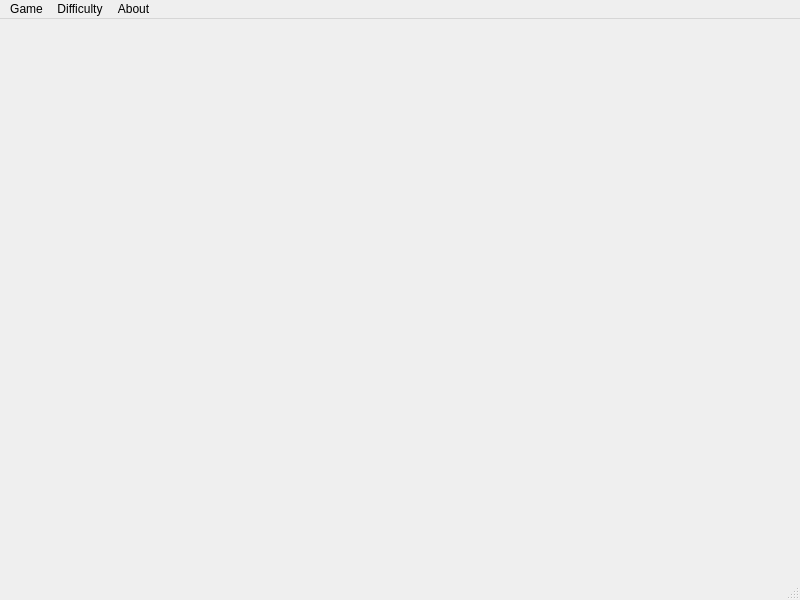
Before: the Qt Designer form src/slidingpuzzlegui.ui in MateuszBryla/qt_puzzle, drawn with Qt 5.
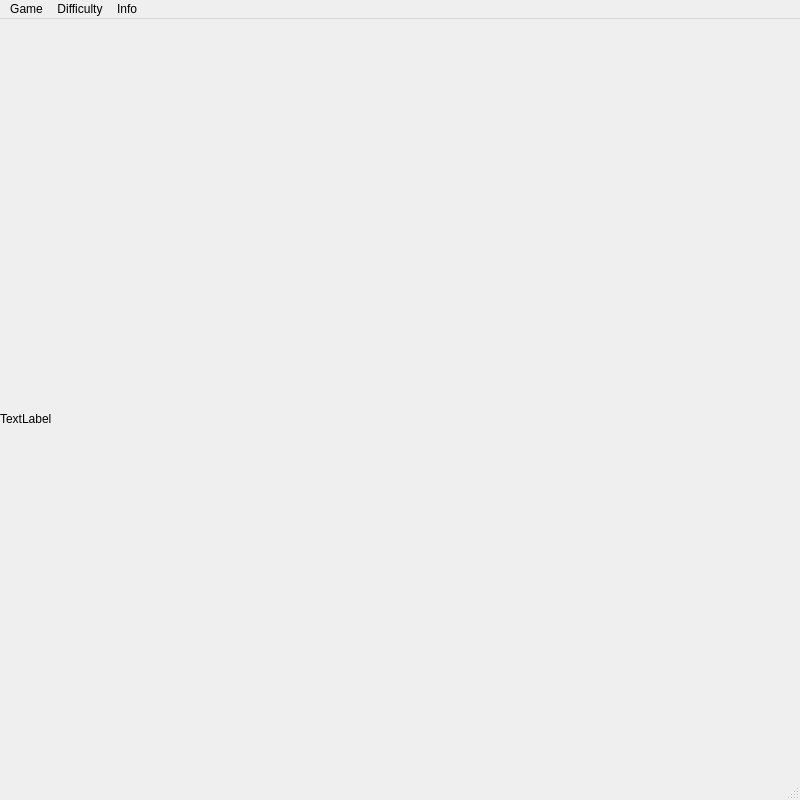
After: the same form once the commit is applied. Custom widgets are drawn as their Qt base class.

```diff
--- a/src/slidingpuzzlegui.ui
+++ b/src/slidingpuzzlegui.ui
@@ -7,13 +7,39 @@
     <x>0</x>
     <y>0</y>
     <width>800</width>
-    <height>600</height>
+    <height>800</height>
    </rect>
   </property>
+  <property name="sizePolicy">
+   <sizepolicy hsizetype="Fixed" vsizetype="Fixed">
+    <horstretch>0</horstretch>
+    <verstretch>0</verstretch>
+   </sizepolicy>
+  </property>
   <property name="windowTitle">
    <string>MainWindow</string>
   </property>
-  <widget class="QWidget" name="centralwidget"/>
+  <widget class="QWidget" name="centralwidget">
+   <widget class="ClickableLabel" name="image">
+    <property name="geometry">
+     <rect>
+      <x>0</x>
+      <y>0</y>
+      <width>800</width>
+      <height>800</height>
+     </rect>
+    </property>
+    <property name="sizePolicy">
+     <sizepolicy hsizetype="Fixed" vsizetype="Fixed">
+      <horstretch>0</horstretch>
+      <verstretch>0</verstretch>
+     </sizepolicy>
+    </property>
+    <property name="text">
+     <string>TextLabel</string>
+    </property>
+   </widget>
+  </widget>
   <widget class="QMenuBar" name="menubar">
    <property name="geometry">
     <rect>
@@ -42,14 +68,14 @@
     <addaction name="action7x7"/>
     <addaction name="action8x8"/>
    </widget>
-   <widget class="QMenu" name="menuAbout">
+   <widget class="QMenu" name="menuInfo">
     <property name="title">
-     <string>About</string>
+     <string>Info</string>
     </property>
    </widget>
    <addaction name="menuGame"/>
    <addaction name="menuDifficulty"/>
-   <addaction name="menuAbout"/>
+   <addaction name="menuInfo"/>
   </widget>
   <widget class="QStatusBar" name="statusbar"/>
   <action name="actionSelectImage">
@@ -98,6 +124,13 @@
    </property>
   </action>
  </widget>
+ <customwidgets>
+  <customwidget>
+   <class>ClickableLabel</class>
+   <extends>QLabel</extends>
+   <header location="global">clickablelabel.h</header>
+  </customwidget>
+ </customwidgets>
  <resources/>
  <connections/>
 </ui>
```
Left out of the diff: 44 changed lines with no effect on the pictures.
